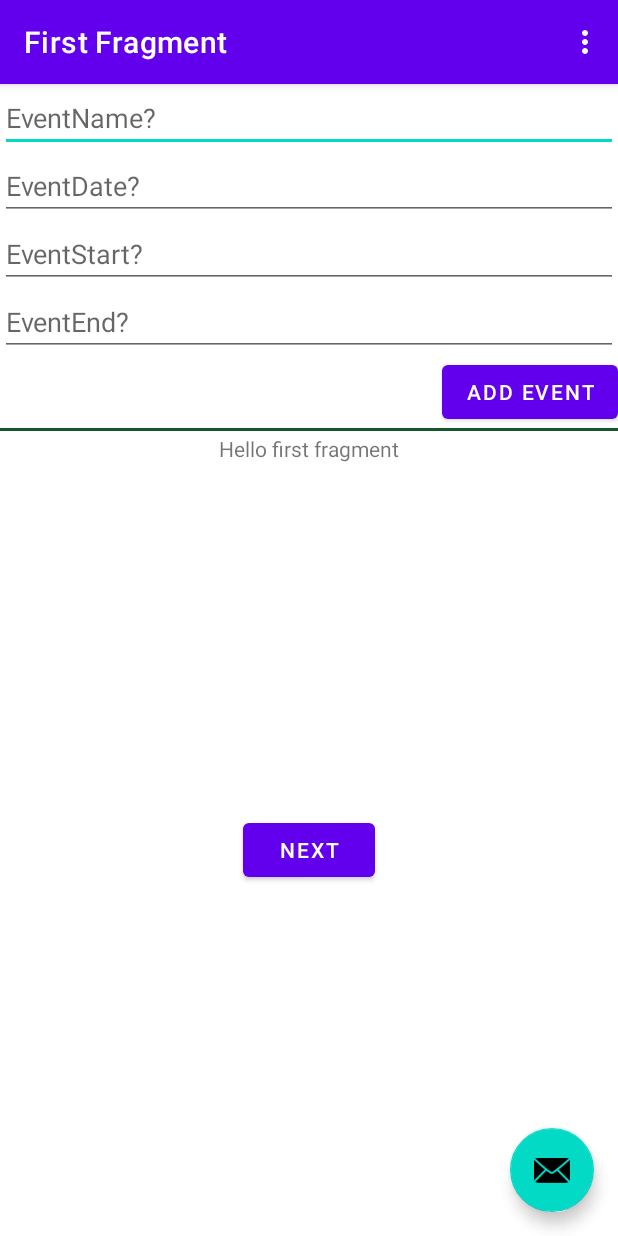
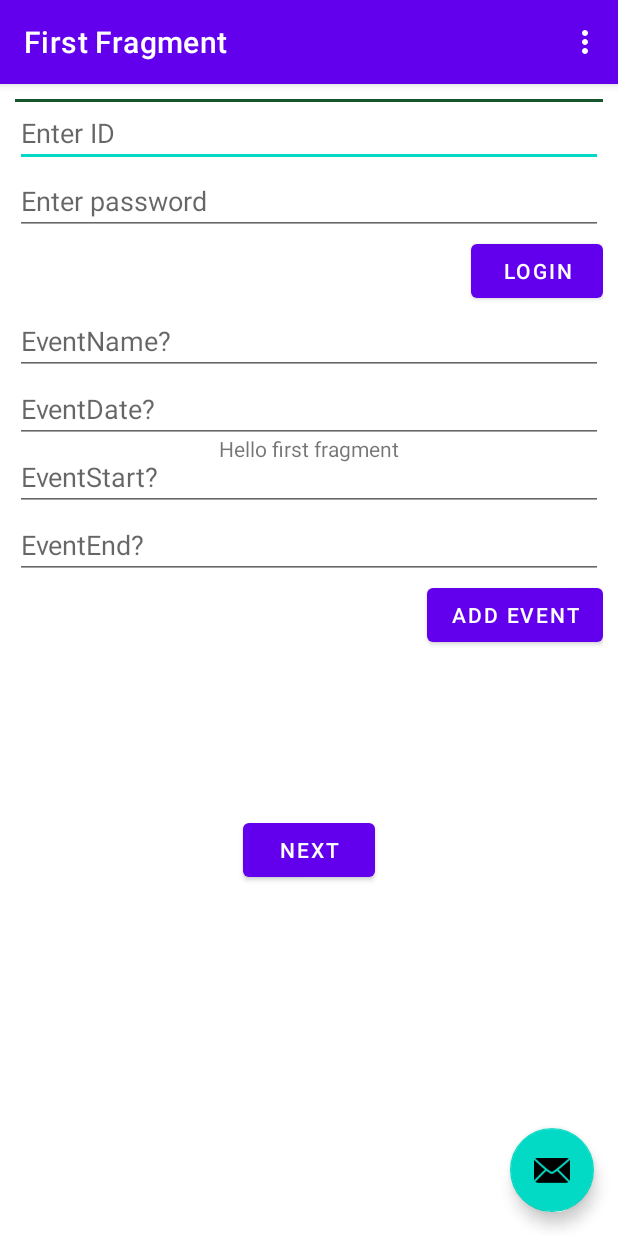
Before and after one commit to McGill-ECSE321-Fall2021/project-group-06, an Android app: the screen it shows after launch (MainActivity), on a phone screen of 412 x 824 dp. Run offline under Robolectric (Android 15) with nearby library versions, the phone set to English and light mode, and no system bars; our stand-ins replace navigation-ui; libraries missing offline, so code that uses them is left out: com.loopj.android, cz.msebera.android.

Commit message:
it might not work, I'm only confident with the xml TT

```diff
--- a/LibrarySystemAndroid/app/src/main/java/ca/mcgill/ecse321/librarysystem_android/MainActivity.java
+++ b/LibrarySystemAndroid/app/src/main/java/ca/mcgill/ecse321/librarysystem_android/MainActivity.java
@@ -91,6 +91,29 @@ public class MainActivity extends AppCompatActivity {
             tvError.setVisibility(View.VISIBLE);
         }
     }
+    public void login(View v) {
+        error="";
+        RequestParams rq=new RequestParams();
+        final TextView userID=(TextView) findViewById(R.id.userID);
+        final TextView pwd=(TextView) findViewById(R.id.pwd);
+        rq.put("pwd", pwd.getText().toString());
+        HttpUtils.post("/login" + userID.getText().toString(), rq, new JsonHttpResponseHandler() {
+            @Override
+            public void onSuccess(int statusCode, Header[] headers, JSONObject response) {
+                setContentView(R.layout.LoggedIn);
+            }
+            @Override
+            public void onFailure(int statusCode, Header[] headers, Throwable throwable, JSONObject errorResponse) {
+                try {
+                    //error += HttpUtils.getAbsoluteUrl("persons/" + tv.getText().toString());
+                    error += errorResponse.get("message").toString();
+                } catch (JSONException e) {
+                    error += e.getMessage();
+                }
+                refreshErrorMessage();
+            }
+        });
+    }
 
     public void addEvent(View v) {
         error = "";
--- a/LibrarySystemAndroid/app/src/main/res/layout/content_main.xml
+++ b/LibrarySystemAndroid/app/src/main/res/layout/content_main.xml
@@ -1,6 +1,7 @@
 <?xml version="1.0" encoding="utf-8"?>
 <androidx.constraintlayout.widget.ConstraintLayout xmlns:android="http://schemas.android.com/apk/res/android"
     xmlns:app="http://schemas.android.com/apk/res-auto"
+    xmlns:tools="http://schemas.android.com/tools"
     android:layout_width="match_parent"
     android:layout_height="match_parent"
     app:layout_behavior="@string/appbar_scrolling_view_behavior">
@@ -17,61 +18,99 @@
         app:layout_constraintTop_toTopOf="parent"
         app:navGraph="@navigation/nav_graph" />
 
-    <RelativeLayout xmlns:android="http://schemas.android.com/apk/res/android"
-        xmlns:app="http://schemas.android.com/apk/res-auto"
-        xmlns:tools="http://schemas.android.com/tools"
+    <RelativeLayout
         android:id="@+id/content_main"
         android:layout_width="match_parent"
         android:layout_height="match_parent"
+        android:padding="@dimen/padding"
         app:layout_behavior="@string/appbar_scrolling_view_behavior"
         tools:context="ca.mcgill.ecse321.eventregistration_android.MainActivity"
         tools:showIn="@layout/activity_main">
 
+        <TextView
+            android:id="@+id/error"
+            android:layout_width="wrap_content"
+            android:layout_height="wrap_content"
+            android:text=""
+            android:textColor="#FF0000"
+            android:visibility="gone" />
+
+        <LinearLayout
+            android:layout_width="match_parent"
+            android:layout_height="wrap_content"
+            android:orientation="vertical">
+
+            <LinearLayout
+                android:layout_width="match_parent"
+                android:layout_height="match_parent"
+                android:orientation="vertical">
+                <TextView
+                    android:layout_width="match_parent"
+                    android:layout_height="wrap_content"
+                    android:visibility="gone"
+                    android:text=""
+                    android:textColor="#FF0000"/>
+                <EditText
+                    android:layout_width="match_parent"
+                    android:layout_height="wrap_content"
+                    android:id="@+id/userID"
+                    android:hint="@string/askID"/>
+
+                <EditText
+                    android:id="@+id/pwd"
+                    android:layout_width="match_parent"
+                    android:layout_height="wrap_content"
+                    android:hint="@string/askPwd" />
+                <Button
+                    android:layout_width="wrap_content"
+                    android:layout_height="wrap_content"
+                    android:layout_gravity="end"
+                    android:onClick="login"
+                    android:text="@string/login"/>
+            </LinearLayout>
+
+            <LinearLayout
+                android:layout_width="match_parent"
+                android:layout_height="wrap_content"
+                android:orientation="vertical">
+
+                <EditText
+                    android:id="@+id/newperson_name"
+                    android:layout_width="match_parent"
+                    android:layout_height="wrap_content"
+                    android:hint="@string/newpersonname_hint" />
+
+                <EditText
+                    android:id="@+id/newperson_date"
+                    android:layout_width="match_parent"
+                    android:layout_height="wrap_content"
+                    android:hint="@string/newpersondate_hint" />
+
+                <EditText
+                    android:id="@+id/newperson_start"
+                    android:layout_width="match_parent"
+                    android:layout_height="wrap_content"
+                    android:hint="@string/newpersonstart_hint" />
+
+                <EditText
+                    android:id="@+id/newperson_end"
+                    android:layout_width="match_parent"
+                    android:layout_height="wrap_content"
+                    android:hint="@string/newpersonend_hint" />
+
+                <Button
+                    android:layout_width="wrap_content"
+                    android:layout_height="wrap_content"
+                    android:layout_gravity="end"
+                    android:onClick="addEvent"
+                    android:text="@string/newperson_button" />
+            </LinearLayout>
+        </LinearLayout>
 
         <LinearLayout
             android:layout_height="wrap_content"
             android:layout_width="match_parent"
             android:orientation="vertical">
-
-            <LinearLayout
-                android:orientation="vertical"
-                android:layout_height="wrap_content"
-                android:layout_width="match_parent">
-                <TextView
-                    android:id="@+id/error"
-                    android:layout_height="wrap_content"
-                    android:layout_width="wrap_content"
-                    android:visibility="gone"
-                    android:text=""
-                    android:textColor="#FF0000"/>
-
-                <EditText
-                    android:layout_width="match_parent"
-                    android:layout_height="wrap_content"
-                    android:id="@+id/newperson_name"
-                    android:hint="@string/newpersonname_hint"/>
-                <EditText
-                    android:layout_width="match_parent"
-                    android:layout_height="wrap_content"
-                    android:id="@+id/newperson_date"
-                    android:hint="@string/newpersondate_hint"/>
-                <EditText
-                    android:layout_width="match_parent"
-                    android:layout_height="wrap_content"
-                    android:id="@+id/newperson_start"
-                    android:hint="@string/newpersonstart_hint"/>
-                <EditText
-                    android:layout_width="match_parent"
-                    android:layout_height="wrap_content"
-                    android:id="@+id/newperson_end"
-                    android:hint="@string/newpersonend_hint"/>
-                <Button
-                    android:layout_width="wrap_content"
-                    android:layout_height="wrap_content"
-                    android:layout_gravity="end"
-                    android:text="@string/newperson_button"
-                    android:onClick="addEvent"/>
-            </LinearLayout>
 
             <View
                 android:layout_height="2dp"
--- a/LibrarySystemAndroid/app/src/main/res/values/dimens.xml
+++ b/LibrarySystemAndroid/app/src/main/res/values/dimens.xml
@@ -1,3 +1,4 @@
 <resources>
     <dimen name="fab_margin">16dp</dimen>
+    <dimen name="padding">10dp</dimen>
 </resources>
--- a/LibrarySystemAndroid/app/src/main/res/values/strings.xml
+++ b/LibrarySystemAndroid/app/src/main/res/values/strings.xml
@@ -9,6 +9,11 @@
 
     <string name="hello_first_fragment">Hello first fragment</string>
     <string name="hello_second_fragment">Hello second fragment. Arg: %1$s</string>
+
+    <string name="askID">Enter ID</string>
+    <string name="askPwd">Enter password</string>
+    <string name="login">Login</string>
+
     <string name="newpersonname_hint">EventName?</string>
     <string name="newpersondate_hint">EventDate?</string>
     <string name="newpersonstart_hint">EventStart?</string>
```
